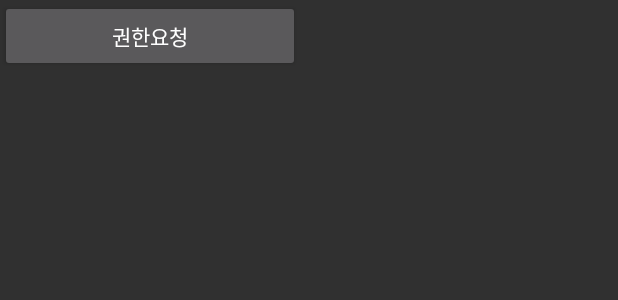
After one commit to jiwonn333/Android_Study, an Android app: the layout activity_permission.xml on its own in the app's theme, with its tools: preview values and no code run, on a phone screen of 412 x 824 dp. The commit adds this screen. Shown: the top 300 px of the screen. Run offline under Robolectric (Android 15) with nearby library versions, the phone set to English and light mode, and no system bars.

Commit message:
[OJT_permission] permission 에러 코드 commit

```diff
--- a/app/src/main/java/com/example/mysnsaccount/RetrofitExample/RetrofitActivity.java
+++ b/app/src/main/java/com/example/mysnsaccount/RetrofitExample/RetrofitActivity.java
@@ -2,6 +2,7 @@ package com.example.mysnsaccount.RetrofitExample;
 
 import android.content.Context;
 import android.os.Bundle;
+import android.text.TextUtils;
 import android.util.Log;
 import android.widget.ImageView;
 import android.widget.TextView;
@@ -12,6 +13,9 @@ import androidx.appcompat.app.AppCompatActivity;
 import com.bumptech.glide.Glide;
 import com.example.mysnsaccount.R;
 import com.example.mysnsaccount.util.Constant;
+
+import java.util.ArrayList;
+import java.util.List;
 
 import retrofit2.Call;
 import retrofit2.Callback;
@@ -43,7 +47,6 @@ public class RetrofitActivity extends AppCompatActivity {
 
         getPosts();
     }
-
     private void getPosts() {
         Call<Post> call = jsonPlaceHolderApi.getPost();
         call.enqueue(new Callback<Post>() {
@@ -57,6 +60,7 @@ public class RetrofitActivity extends AppCompatActivity {
                         String url = post.getData().getCustomList().get(0).getImageUrl();
                         Glide.with(context).load(url).into(imageViewResult);
                         Log.d("sjw", "결과 : 성공!");
+                        Log.d("sjw", "CustomList : " + post.getData().getCustomList()); //배열값이 있는지
                         Log.d("sjw", "code : " + post.getCode());
                         Log.d("sjw", "errMsg : " + post.getErrMsg());
                         Log.d("sjw", "data : " + post.getData().getMainTitle());
--- a/app/src/main/res/layout/activity_main.xml
+++ b/app/src/main/res/layout/activity_main.xml
@@ -23,6 +23,12 @@
             android:layout_width="match_parent"
             android:layout_height="wrap_content"
             android:text="서버통신" />
+        <!--runtime permission-->
+        <Button
+            android:id="@+id/perbtn"
+            android:layout_width="match_parent"
+            android:layout_height="wrap_content"
+            android:text="권한 허가" />
     </LinearLayout>
 
     <!--로그인 버튼 및 자동 로그인 로직 구현-->
--- /dev/null
+++ b/app/src/main/res/layout/activity_permission.xml
@@ -0,0 +1,19 @@
+<?xml version="1.0" encoding="utf-8"?>
+<androidx.constraintlayout.widget.ConstraintLayout xmlns:android="http://schemas.android.com/apk/res/android"
+    android:layout_width="match_parent"
+    android:layout_height="match_parent"
+    xmlns:tools="http://schemas.android.com/tools">
+
+    <LinearLayout
+        android:layout_width="200dp"
+        android:layout_height="50dp"
+        android:orientation="vertical">
+        <!--웹뷰 버튼-->
+        <Button
+            android:id="@+id/perbtn"
+            android:layout_width="match_parent"
+            android:layout_height="wrap_content"
+            android:text="권한요청" />
+    </LinearLayout>
+
+</androidx.constraintlayout.widget.ConstraintLayout>
```
Also changed, not shown: app/src/main/AndroidManifest.xml (+6 -2 lines), app/src/main/java/com/example/mysnsaccount/MainActivity.java (+14 -3 lines), app/src/main/java/com/example/mysnsaccount/Permissions/PermissionActivity.java (added, +166 -0 lines).
